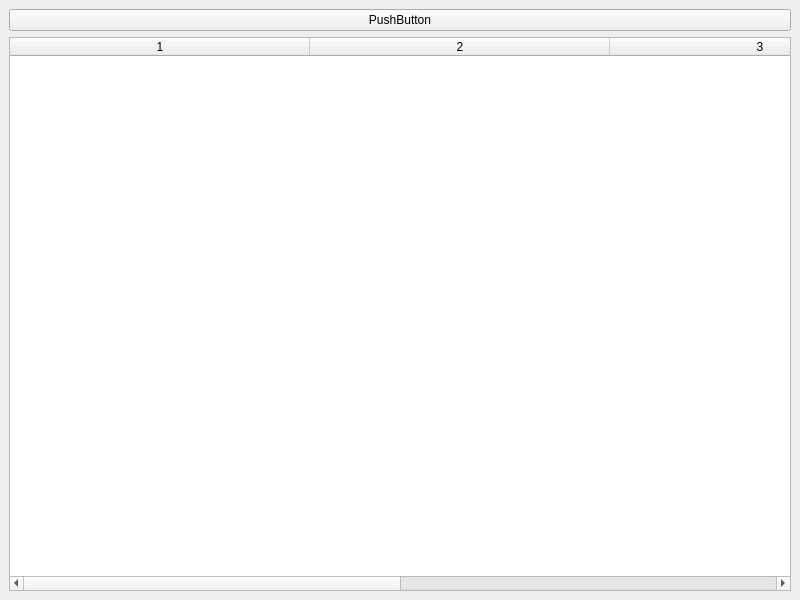
Qt form mainwindow.ui (Levanori/RSS-feed-reader) before a commit.
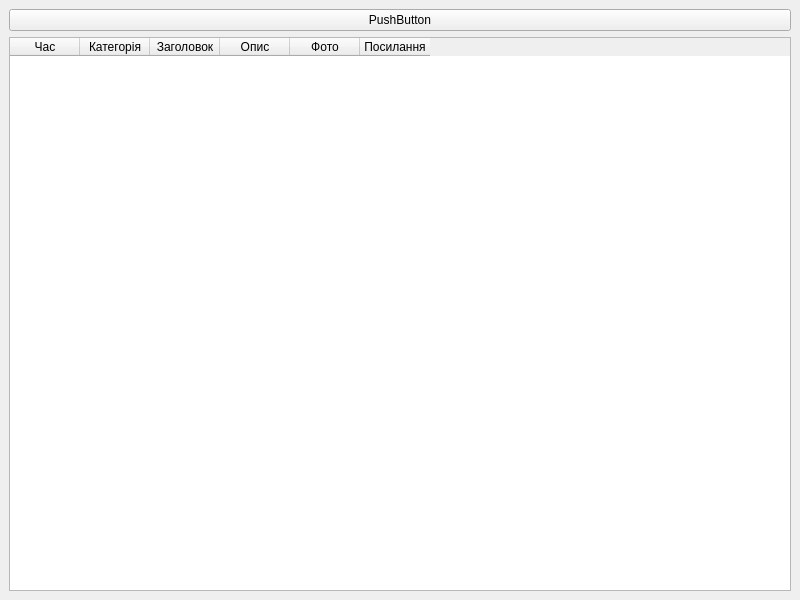
The same form after that commit.

```diff
--- a/mainwindow.ui
+++ b/mainwindow.ui
@@ -24,28 +24,84 @@
     </item>
     <item>
      <widget class="QTableWidget" name="NewsTextTable">
+      <property name="enabled">
+       <bool>true</bool>
+      </property>
       <property name="editTriggers">
        <set>QAbstractItemView::EditTrigger::NoEditTriggers</set>
       </property>
       <property name="selectionBehavior">
        <enum>QAbstractItemView::SelectionBehavior::SelectRows</enum>
       </property>
+      <property name="gridStyle">
+       <enum>Qt::PenStyle::NoPen</enum>
+      </property>
+      <property name="wordWrap">
+       <bool>true</bool>
+      </property>
       <property name="columnCount">
-       <number>4</number>
+       <number>6</number>
       </property>
       <attribute name="horizontalHeaderMinimumSectionSize">
-       <number>20</number>
+       <number>70</number>
       </attribute>
       <attribute name="horizontalHeaderDefaultSectionSize">
-       <number>300</number>
+       <number>70</number>
+      </attribute>
+      <attribute name="horizontalHeaderHighlightSections">
+       <bool>true</bool>
       </attribute>
       <attribute name="horizontalHeaderStretchLastSection">
+       <bool>false</bool>
+      </attribute>
+      <attribute name="verticalHeaderVisible">
        <bool>true</bool>
       </attribute>
-      <column/>
-      <column/>
-      <column/>
-      <column/>
+      <attribute name="verticalHeaderCascadingSectionResizes">
+       <bool>true</bool>
+      </attribute>
+      <attribute name="verticalHeaderMinimumSectionSize">
+       <number>14</number>
+      </attribute>
+      <attribute name="verticalHeaderDefaultSectionSize">
+       <number>120</number>
+      </attribute>
+      <attribute name="verticalHeaderHighlightSections">
+       <bool>false</bool>
+      </attribute>
+      <attribute name="verticalHeaderStretchLastSection">
+       <bool>false</bool>
+      </attribute>
+      <column>
+       <property name="text">
+        <string>Час</string>
+       </property>
+      </column>
+      <column>
+       <property name="text">
+        <string>Категорія</string>
+       </property>
+      </column>
+      <column>
+       <property name="text">
+        <string>Заголовок</string>
+       </property>
+      </column>
+      <column>
+       <property name="text">
+        <string>Опис</string>
+       </property>
+      </column>
+      <column>
+       <property name="text">
+        <string>Фото</string>
+       </property>
+      </column>
+      <column>
+       <property name="text">
+        <string>Посилання</string>
+       </property>
+      </column>
      </widget>
     </item>
    </layout>
```
Left out of the diff: 3 changed lines with no effect on the pictures.
